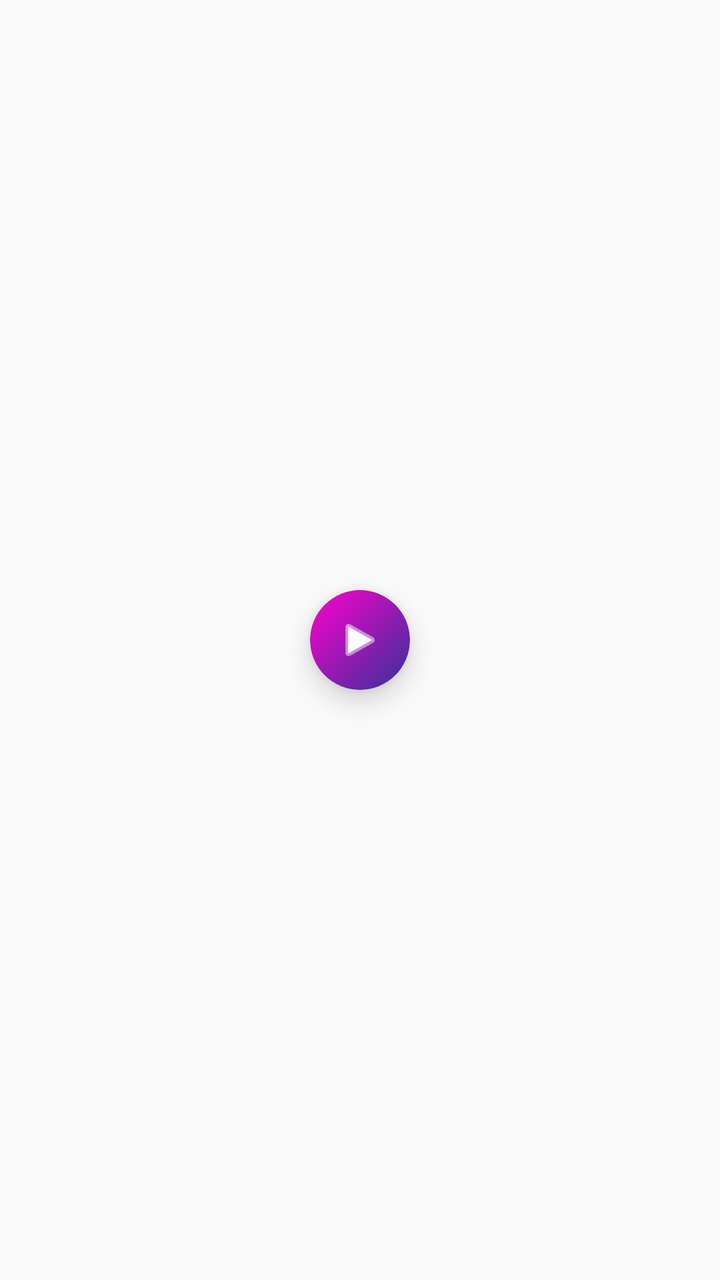
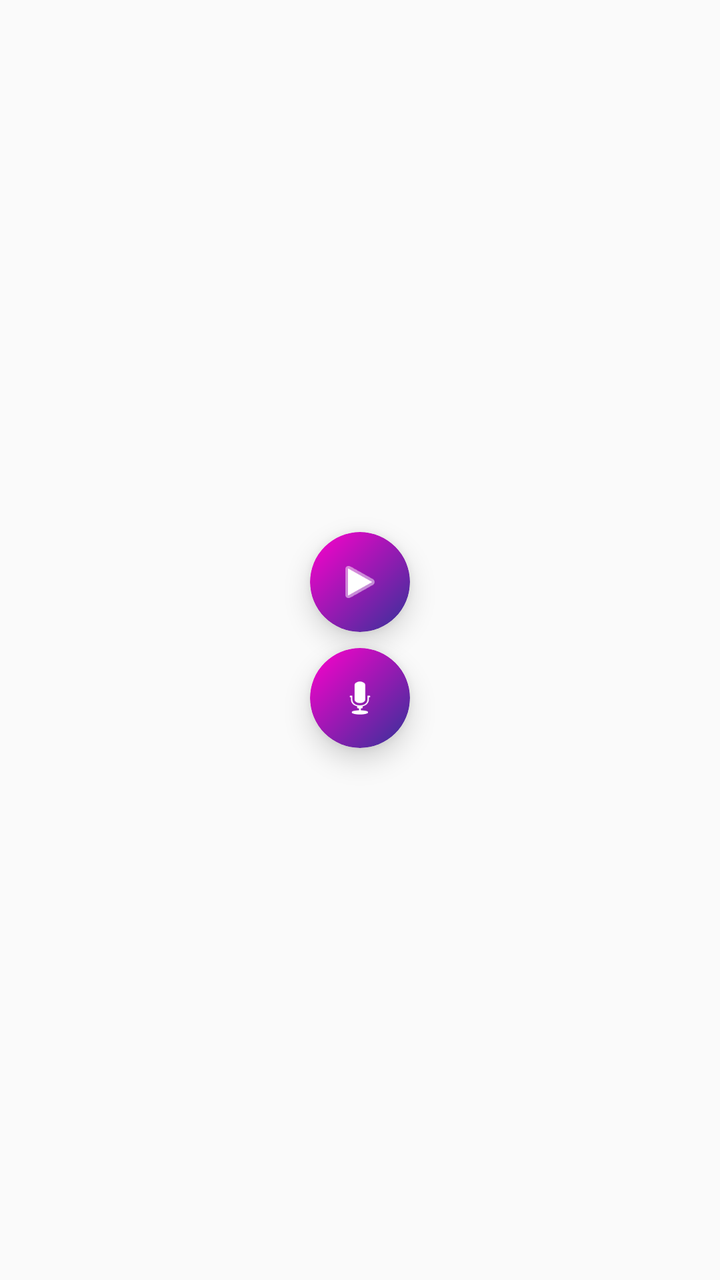

Screens rendered from an Android XML layout before and after an edit, with the pre-edit source and the edit as a unified diff.
<!-- AndroidManifest.xml: application theme Theme.AppCompat.Light.DarkActionBar -->
<!-- res/layout/overlay_bubble.xml -->
<?xml version="1.0" encoding="utf-8"?>
<FrameLayout xmlns:android="http://schemas.android.com/apk/res/android"
    xmlns:app="http://schemas.android.com/apk/res-auto"
    android:id="@+id/floatingRoot"
    android:layout_width="60dp"
    android:layout_height="60dp">

    <androidx.cardview.widget.CardView
        android:layout_width="50dp"
        android:layout_height="50dp"
        android:layout_gravity="center"
        app:cardCornerRadius="25dp"
        app:cardElevation="8dp"
        app:cardBackgroundColor="@android:color/transparent">

        <FrameLayout
            android:id="@+id/iconBackground"
            android:layout_width="match_parent"
            android:layout_height="match_parent"
            android:background="@drawable/bg_floating_idle">

            <ImageView
                android:id="@+id/iconImage"
                android:layout_width="24dp"
                android:layout_height="24dp"
                android:layout_gravity="center"
                android:src="@android:drawable/ic_media_play"
                app:tint="@android:color/white" />
        </FrameLayout>

    </androidx.cardview.widget.CardView>

</FrameLayout>
<!-- resources referenced by this layout -->
<resources>
  <!-- drawable bg_floating_idle (drawable) -->
  <?xml version="1.0" encoding="utf-8"?>
  <shape xmlns:android="http://schemas.android.com/apk/res/android"
      android:shape="oval">
      <gradient
          android:angle="135"
          android:endColor="#FF00CC"
          android:startColor="#333399"
          android:type="linear" />
  </shape>
</resources>

<!-- the commit's change to res/layout/overlay_bubble.xml (unified diff, before → after) -->
@@ -1,14 +1,17 @@
 <?xml version="1.0" encoding="utf-8"?>
-<FrameLayout xmlns:android="http://schemas.android.com/apk/res/android"
+<LinearLayout xmlns:android="http://schemas.android.com/apk/res/android"
     xmlns:app="http://schemas.android.com/apk/res-auto"
     android:id="@+id/floatingRoot"
-    android:layout_width="60dp"
-    android:layout_height="60dp">
+    android:layout_width="56dp"
+    android:layout_height="120dp"
+    android:orientation="vertical"
+    android:gravity="center">
 
+    
     <androidx.cardview.widget.CardView
         android:layout_width="50dp"
         android:layout_height="50dp"
-        android:layout_gravity="center"
+        android:layout_marginBottom="4dp"
         app:cardCornerRadius="25dp"
         app:cardElevation="8dp"
         app:cardBackgroundColor="@android:color/transparent">
@@ -27,7 +30,31 @@
                 android:src="@android:drawable/ic_media_play"
                 app:tint="@android:color/white" />
         </FrameLayout>
-
     </androidx.cardview.widget.CardView>
 
-</FrameLayout>
+    
+    <androidx.cardview.widget.CardView
+        android:layout_width="50dp"
+        android:layout_height="50dp"
+        android:layout_marginTop="4dp"
+        app:cardCornerRadius="25dp"
+        app:cardElevation="8dp"
+        app:cardBackgroundColor="@android:color/transparent">
+
+        <FrameLayout
+            android:id="@+id/micBackground"
+            android:layout_width="match_parent"
+            android:layout_height="match_parent"
+            android:background="@drawable/bg_floating_idle">
+
+            <ImageView
+                android:id="@+id/micImage"
+                android:layout_width="24dp"
+                android:layout_height="24dp"
+                android:layout_gravity="center"
+                android:src="@android:drawable/ic_btn_speak_now"
+                app:tint="@android:color/white" />
+        </FrameLayout>
+    </androidx.cardview.widget.CardView>
+
+</LinearLayout>
